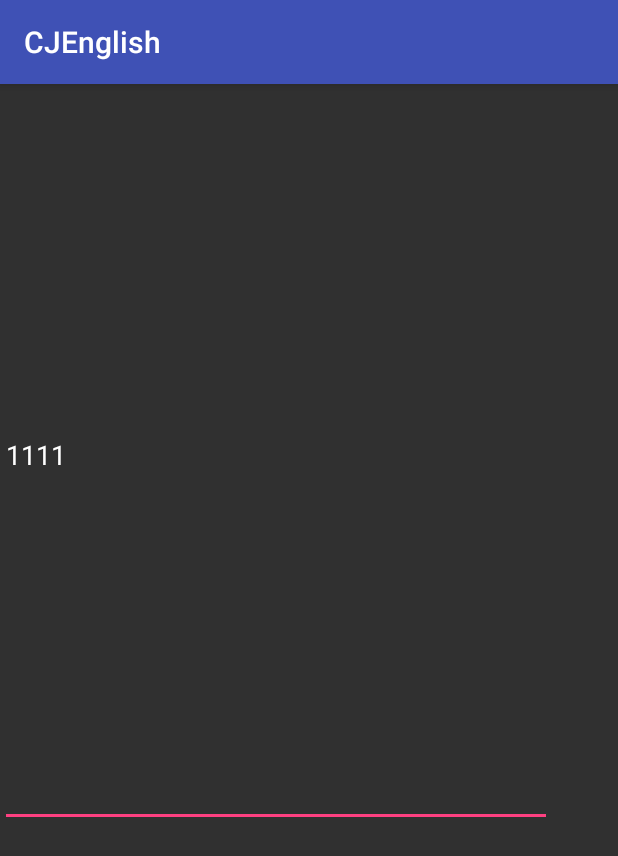
After one commit to programcj/android-WordPlayBook, an Android app: the ErrlogActivity screen opened directly, with no data from a screen before it, on a phone screen of 412 x 824 dp. The commit adds this screen. Shown: the top 856 px of the screen. Run offline under Robolectric (Android 15) with nearby library versions, the phone set to English and light mode, and no system bars; our stand-ins replace ButterKnife.

Commit message:
添加新功能，显示异常信息activity

```diff
--- a/app/build.gradle
+++ b/app/build.gradle
@@ -43,5 +43,4 @@ dependencies {
     compile 'com.android.support:recyclerview-v7:26.+'
     compile 'com.android.support:support-annotations:26.0.0-alpha1'
     testCompile 'junit:junit:4.12'
-    compile 'com.google.code.gson:gson:2.2.4'
 }
--- a/app/src/main/AndroidManifest.xml
+++ b/app/src/main/AndroidManifest.xml
@@ -31,7 +31,9 @@
         <service
             android:name=".service.NetLanService"
             android:enabled="true"
-            android:exported="true"></service>
+            android:exported="true" />
+
+        <activity android:name=".ErrlogActivity"></activity>
     </application>
 
 </manifest>
--- /dev/null
+++ b/app/src/main/java/com/cjenglish/ErrlogActivity.java
@@ -0,0 +1,60 @@
+package com.cjenglish;
+
+import android.support.v7.app.AppCompatActivity;
+import android.os.Bundle;
+import android.widget.EditText;
+
+import java.io.BufferedReader;
+import java.io.File;
+import java.io.FileNotFoundException;
+import java.io.FileReader;
+import java.io.IOException;
+import java.io.InputStreamReader;
+import java.io.StringReader;
+import java.io.StringWriter;
+
+import butterknife.Bind;
+import butterknife.ButterKnife;
+
+public class ErrlogActivity extends AppCompatActivity {
+
+    @Bind(R.id.editText)
+    EditText editText;
+    @Override
+    protected void onCreate(Bundle savedInstanceState) {
+        super.onCreate(savedInstanceState);
+        setContentView(R.layout.activity_errlog);
+        ButterKnife.bind(this);
+        File file = new File(getCacheDir(), "errlog.log");
+
+        if(!file.exists())
+            return;
+
+        StringBuilder sb=new StringBuilder();
+
+        BufferedReader reader=null;
+        try {
+            reader = new BufferedReader(new FileReader(file));
+            String line=null;
+
+            while( (line=reader.readLine())!=null){
+                sb.append(line);
+            }
+            reader.close();
+        } catch (FileNotFoundException e) {
+            e.printStackTrace();
+        } catch (IOException e) {
+            e.printStackTrace();
+            if(reader!=null){
+                try {
+                    reader.close();
+                } catch (IOException e1) {
+                    e1.printStackTrace();
+                }
+            }
+        }
+
+        editText.setText(sb.toString());
+
+    }
+}
--- a/app/src/main/java/com/cjenglish/MainActivity.java
+++ b/app/src/main/java/com/cjenglish/MainActivity.java
@@ -262,9 +262,9 @@ public class MainActivity extends AppCompatActivity {
 
             return true;
         }
-        if (id == R.id.action_test) {
-//            CJApp.getInstance().onPlayWord("pthread");
-//            CJApp.getInstance().onPlayWord("switch");
+        if (id == R.id.action_errlog) {
+
+            startActivity(new Intent(this,ErrlogActivity.class));
 
             return true;
         }
--- /dev/null
+++ b/app/src/main/res/layout/activity_errlog.xml
@@ -0,0 +1,22 @@
+<?xml version="1.0" encoding="utf-8"?>
+<android.support.constraint.ConstraintLayout xmlns:android="http://schemas.android.com/apk/res/android"
+    xmlns:app="http://schemas.android.com/apk/res-auto"
+    xmlns:tools="http://schemas.android.com/tools"
+    android:layout_width="match_parent"
+    android:layout_height="match_parent"
+    tools:context="com.cjenglish.ErrlogActivity">
+
+    <EditText
+        android:id="@+id/editText"
+        android:layout_width="368dp"
+        android:layout_height="495dp"
+        android:ems="10"
+        android:inputType="textMultiLine"
+        android:singleLine="false"
+        android:text="1111"
+        android:textAlignment="viewStart"
+        android:textSize="18dp"
+        tools:layout_editor_absoluteX="8dp"
+        tools:layout_editor_absoluteY="8dp" />
+
+</android.support.constraint.ConstraintLayout>
--- a/app/src/main/res/menu/menu_main.xml
+++ b/app/src/main/res/menu/menu_main.xml
@@ -6,8 +6,8 @@
         android:title="@string/action_settings"
         android:orderInCategory="100"
         app:showAsAction="never" />
-    <item android:id="@+id/action_test"
-        android:title="test"
+    <item android:id="@+id/action_errlog"
+        android:title="Errlog"
         android:orderInCategory="100"
         app:showAsAction="never" />
     <item android:id="@+id/action_add"
```
Also changed, not shown: app/src/main/assets/programlanguage.txt (added, +96 -0 lines), app/src/main/java/com/cjenglish/CJApp.java (+131 -6 lines), app/src/main/java/com/cjenglish/WordListActivity.java (+10 -8 lines), app/src/main/java/com/cjenglish/service/NetLanService.java (+20 -19 lines).
